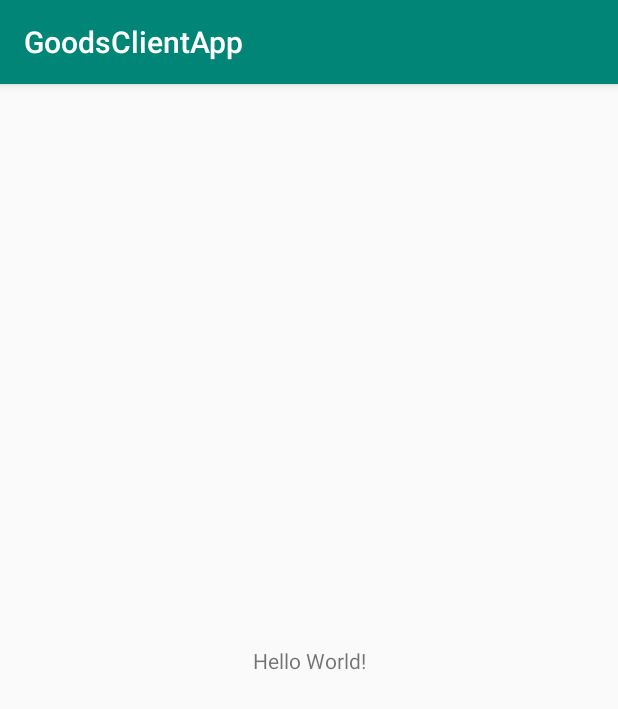
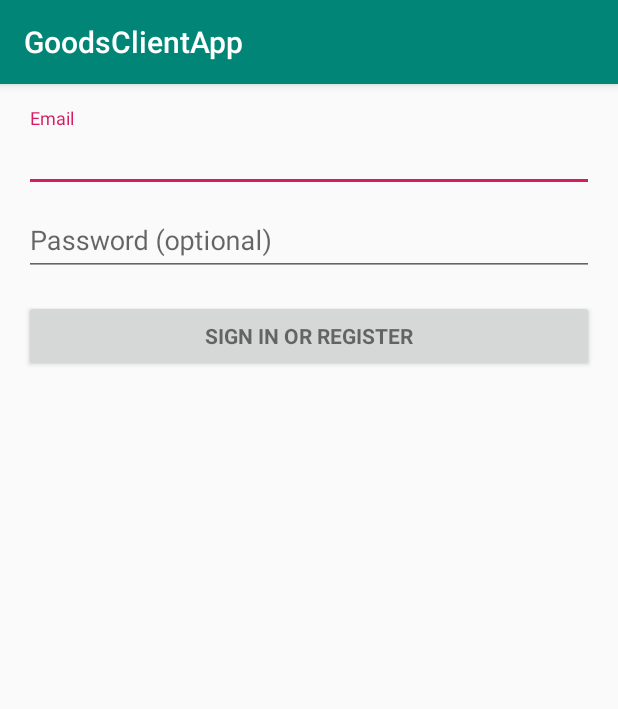
Before and after one commit to CharJin/GoodsClientApp, an Android app: the screen it shows after launch (MainActivity before the commit, LoginActivity after it), on a phone screen of 412 x 824 dp. Shown: the top 709 px of the screen. Run offline under Robolectric (Android 15) with nearby library versions, the phone set to English and light mode, and no system bars.

Commit message:
Create the login activity and the dependencies required.

```diff
--- a/app/build.gradle
+++ b/app/build.gradle
@@ -16,13 +16,21 @@ android {
             proguardFiles getDefaultProguardFile('proguard-android-optimize.txt'), 'proguard-rules.pro'
         }
     }
+    compileOptions {
+        sourceCompatibility JavaVersion.VERSION_1_8
+        targetCompatibility JavaVersion.VERSION_1_8
+    }
 }
 
 dependencies {
-    implementation fileTree(dir: 'libs', include: ['*.jar'])
+    implementation fileTree(include: ['*.jar'], dir: 'libs')
     implementation 'com.android.support:appcompat-v7:28.0.0'
     implementation 'com.android.support.constraint:constraint-layout:1.1.3'
+    implementation 'com.android.support:design:28.0.0'
     testImplementation 'junit:junit:4.12'
     androidTestImplementation 'com.android.support.test:runner:1.0.2'
     androidTestImplementation 'com.android.support.test.espresso:espresso-core:3.0.2'
+    implementation 'com.squareup.okhttp:okhttp:2.0.0'
+    implementation 'com.google.code.gson:gson:2.2.4'
+    implementation 'com.android.support:recyclerview-v7:28.0.0'
 }
--- a/app/src/main/AndroidManifest.xml
+++ b/app/src/main/AndroidManifest.xml
@@ -1,6 +1,10 @@
 <?xml version="1.0" encoding="utf-8"?>
 <manifest xmlns:android="http://schemas.android.com/apk/res/android"
     package="top.charjin.goodsclientapp">
+    <!-- To auto-complete the email text field in the login form with the user's emails -->
+    <uses-permission android:name="android.permission.GET_ACCOUNTS" />
+    <uses-permission android:name="android.permission.READ_PROFILE" />
+    <uses-permission android:name="android.permission.READ_CONTACTS" />
 
     <application
         android:allowBackup="true"
@@ -9,6 +13,13 @@
         android:roundIcon="@mipmap/ic_launcher_round"
         android:supportsRtl="true"
         android:theme="@style/AppTheme">
+        <activity android:name=".LoginActivity">
+            <intent-filter>
+                <action android:name="android.intent.action.MAIN" />
+
+                <category android:name="android.intent.category.LAUNCHER" />
+            </intent-filter>
+        </activity>
         <activity android:name=".MainActivity">
             <intent-filter>
                 <action android:name="android.intent.action.MAIN" />
--- /dev/null
+++ b/app/src/main/java/top/charjin/goodsclientapp/LoginActivity.java
@@ -0,0 +1,13 @@
+package top.charjin.goodsclientapp;
+
+import android.os.Bundle;
+import android.support.v7.app.AppCompatActivity;
+
+public class LoginActivity extends AppCompatActivity {
+
+    @Override
+    protected void onCreate(Bundle savedInstanceState) {
+        super.onCreate(savedInstanceState);
+        setContentView(R.layout.activity_login);
+    }
+}
--- /dev/null
+++ b/app/src/main/res/layout/activity_login.xml
@@ -0,0 +1,78 @@
+<?xml version="1.0" encoding="utf-8"?>
+<LinearLayout xmlns:android="http://schemas.android.com/apk/res/android"
+    xmlns:tools="http://schemas.android.com/tools"
+    android:layout_width="match_parent"
+    android:layout_height="match_parent"
+    android:gravity="center_horizontal"
+    android:orientation="vertical"
+    android:paddingLeft="@dimen/activity_horizontal_margin"
+    android:paddingTop="@dimen/activity_vertical_margin"
+    android:paddingRight="@dimen/activity_horizontal_margin"
+    android:paddingBottom="@dimen/activity_vertical_margin"
+    tools:context=".LoginActivity">
+
+    <!-- Login progress -->
+    <ProgressBar
+        android:id="@+id/login_progress"
+        style="?android:attr/progressBarStyleLarge"
+        android:layout_width="wrap_content"
+        android:layout_height="wrap_content"
+        android:layout_marginBottom="8dp"
+        android:visibility="gone" />
+
+    <ScrollView
+        android:id="@+id/login_form"
+        android:layout_width="match_parent"
+        android:layout_height="match_parent">
+
+        <LinearLayout
+            android:id="@+id/email_login_form"
+            android:layout_width="match_parent"
+            android:layout_height="wrap_content"
+            android:orientation="vertical">
+
+            <android.support.design.widget.TextInputLayout
+                android:layout_width="match_parent"
+                android:layout_height="wrap_content">
+
+                <AutoCompleteTextView
+                    android:id="@+id/email"
+                    android:layout_width="match_parent"
+                    android:layout_height="wrap_content"
+                    android:hint="@string/prompt_email"
+                    android:inputType="textEmailAddress"
+                    android:maxLines="1"
+                    android:singleLine="true" />
+
+            </android.support.design.widget.TextInputLayout>
+
+            <android.support.design.widget.TextInputLayout
+                android:layout_width="match_parent"
+                android:layout_height="wrap_content">
+
+                <EditText
+                    android:id="@+id/password"
+                    android:layout_width="match_parent"
+                    android:layout_height="wrap_content"
+                    android:hint="@string/prompt_password"
+                    android:imeActionId="6"
+                    android:imeActionLabel="@string/action_sign_in_short"
+                    android:imeOptions="actionUnspecified"
+                    android:inputType="textPassword"
+                    android:maxLines="1"
+                    android:singleLine="true" />
+
+            </android.support.design.widget.TextInputLayout>
+
+            <Button
+                android:id="@+id/email_sign_in_button"
+                style="?android:textAppearanceSmall"
+                android:layout_width="match_parent"
+                android:layout_height="wrap_content"
+                android:layout_marginTop="16dp"
+                android:text="@string/action_sign_in"
+                android:textStyle="bold" />
+
+        </LinearLayout>
+    </ScrollView>
+</LinearLayout>
--- /dev/null
+++ b/app/src/main/res/values/dimens.xml
@@ -0,0 +1,5 @@
+<resources>
+    <!-- Default screen margins, per the Android Design guidelines. -->
+    <dimen name="activity_horizontal_margin">16dp</dimen>
+    <dimen name="activity_vertical_margin">16dp</dimen>
+</resources>
--- a/app/src/main/res/values/strings.xml
+++ b/app/src/main/res/values/strings.xml
@@ -1,3 +1,16 @@
 <resources>
     <string name="app_name">GoodsClientApp</string>
+    <string name="title_activity_login">Sign in</string>
+    <!-- Strings related to login -->
+    <string name="prompt_email">Email</string>
+    <string name="prompt_password">Password (optional)</string>
+    <string name="action_sign_in">Sign in or register</string>
+    <string name="action_sign_in_short">Sign in</string>
+    <string name="error_invalid_email">This email address is invalid</string>
+    <string name="error_invalid_password">This password is too short</string>
+    <string name="error_incorrect_password">This password is incorrect</string>
+    <string name="error_field_required">This field is required</string>
+    <string name="permission_rationale">"Contacts permissions are needed for providing email
+        completions."
+    </string>
 </resources>
```
